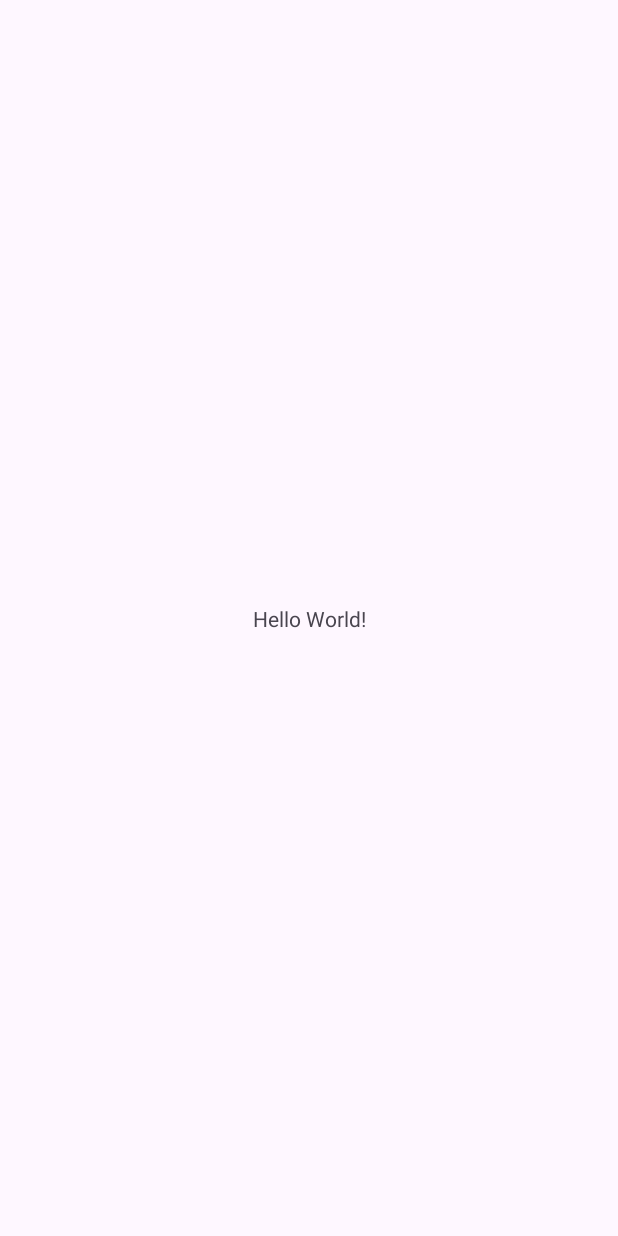
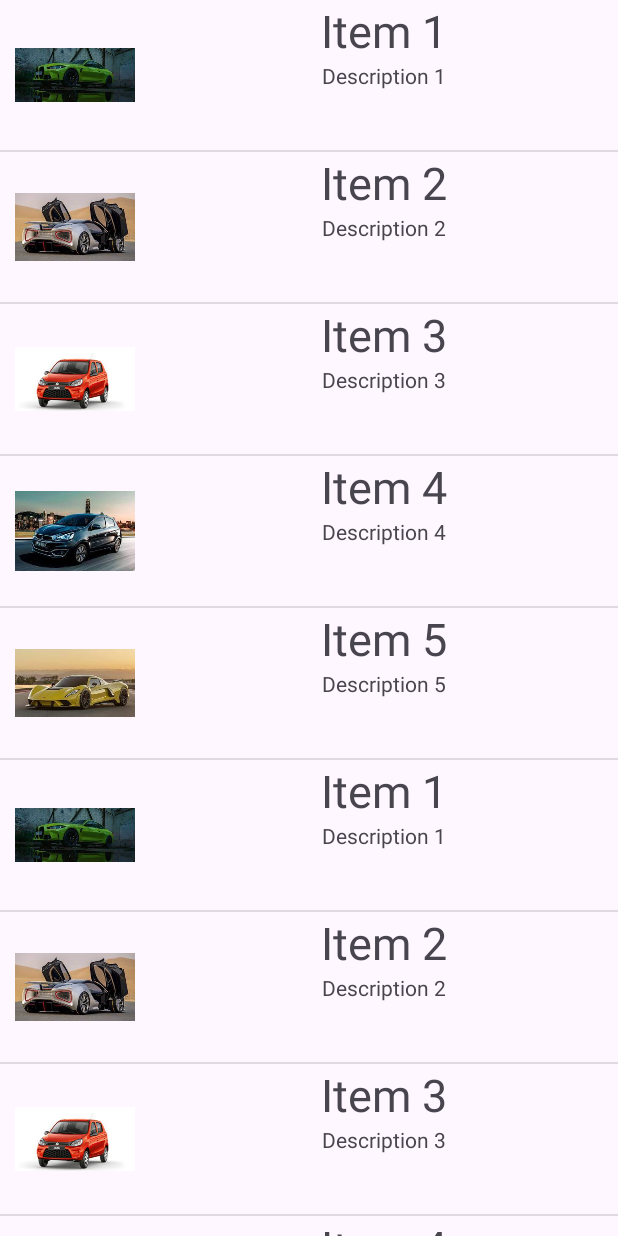
Before and after one commit to sergioguachalla/listview-android, an Android app: the screen it shows after launch (MainActivity), on a phone screen of 412 x 824 dp. Before the commit the screen is almost empty. Run offline under Robolectric (Android 15) with nearby library versions, the phone set to English and light mode, and no system bars.

Commit message:
images and scroll added

```diff
--- a/app/src/main/java/com/example/listview/Adaptor.java
+++ b/app/src/main/java/com/example/listview/Adaptor.java
@@ -50,6 +50,6 @@ public class Adaptor extends BaseAdapter {
 
         TextView tvDescription = view.findViewById(R.id.tvDescripcion);
         tvDescription.setText(itemModel.getDescription());
-        return null;
+        return view;
     }
 }
--- a/app/src/main/java/com/example/listview/MainActivity.java
+++ b/app/src/main/java/com/example/listview/MainActivity.java
@@ -3,12 +3,40 @@ package com.example.listview;
 import androidx.appcompat.app.AppCompatActivity;
 
 import android.os.Bundle;
+import android.widget.ListView;
+
+import java.util.ArrayList;
 
 public class MainActivity extends AppCompatActivity {
 
+    ListView listViewData;
+    ArrayList<ItemModel> itemModelArrayList;
+    Adaptor adaptor;
     @Override
     protected void onCreate(Bundle savedInstanceState) {
         super.onCreate(savedInstanceState);
         setContentView(R.layout.activity_main);
+        itemModelArrayList = new ArrayList<ItemModel>();
+
+        adaptor = new Adaptor(this, itemModelArrayList);
+
+        listViewData = findViewById(R.id.lvData);
+        listViewData.setAdapter(adaptor);
+
+        loadList();
+
+    }
+
+    void loadList(){
+        itemModelArrayList.add(new ItemModel("Item 1", "Description 1", R.drawable.item_1));
+        itemModelArrayList.add(new ItemModel("Item 2", "Description 2", R.drawable.item_2));
+        itemModelArrayList.add(new ItemModel("Item 3", "Description 3", R.drawable.item_3));
+        itemModelArrayList.add(new ItemModel("Item 4", "Description 4", R.drawable.item_4));
+        itemModelArrayList.add(new ItemModel("Item 5", "Description 5", R.drawable.item_5));
+        itemModelArrayList.add(new ItemModel("Item 1", "Description 1", R.drawable.item_1));
+        itemModelArrayList.add(new ItemModel("Item 2", "Description 2", R.drawable.item_2));
+        itemModelArrayList.add(new ItemModel("Item 3", "Description 3", R.drawable.item_3));
+        itemModelArrayList.add(new ItemModel("Item 4", "Description 4", R.drawable.item_4));
+        itemModelArrayList.add(new ItemModel("Item 5", "Description 5", R.drawable.item_5));
     }
 }
--- a/app/src/main/res/layout/activity_main.xml
+++ b/app/src/main/res/layout/activity_main.xml
@@ -1,18 +1,16 @@
 <?xml version="1.0" encoding="utf-8"?>
-<androidx.constraintlayout.widget.ConstraintLayout xmlns:android="http://schemas.android.com/apk/res/android"
+<RelativeLayout xmlns:android="http://schemas.android.com/apk/res/android"
     xmlns:app="http://schemas.android.com/apk/res-auto"
     xmlns:tools="http://schemas.android.com/tools"
     android:layout_width="match_parent"
     android:layout_height="match_parent"
     tools:context=".MainActivity">
 
-    <TextView
-        android:layout_width="wrap_content"
-        android:layout_height="wrap_content"
-        android:text="Hello World!"
-        app:layout_constraintBottom_toBottomOf="parent"
-        app:layout_constraintEnd_toEndOf="parent"
-        app:layout_constraintStart_toStartOf="parent"
-        app:layout_constraintTop_toTopOf="parent" />
+   <ListView
+       android:layout_width="match_parent"
+       android:layout_height="match_parent"
+       android:id="@+id/lvData"
 
-</androidx.constraintlayout.widget.ConstraintLayout>
+       />
+
+</RelativeLayout>
--- a/app/src/main/res/layout/layout_item.xml
+++ b/app/src/main/res/layout/layout_item.xml
@@ -5,8 +5,8 @@
     android:orientation="horizontal">
 
     <ImageView
-        android:layout_width="80dp"
-        android:layout_height="80dp"
+        android:layout_width="100dp"
+        android:layout_height="100dp"
         android:src="@android:drawable/star_on"
         android:id="@+id/ivFoto"
         android:padding="10dp"
```
Also changed, not shown: app/src/main/res/drawable/item_1.jpg (added), app/src/main/res/drawable/item_2.jpg (added), app/src/main/res/drawable/item_3.jpg (added), app/src/main/res/drawable/item_4.jpg (added), app/src/main/res/drawable/item_5.jpg (added).
